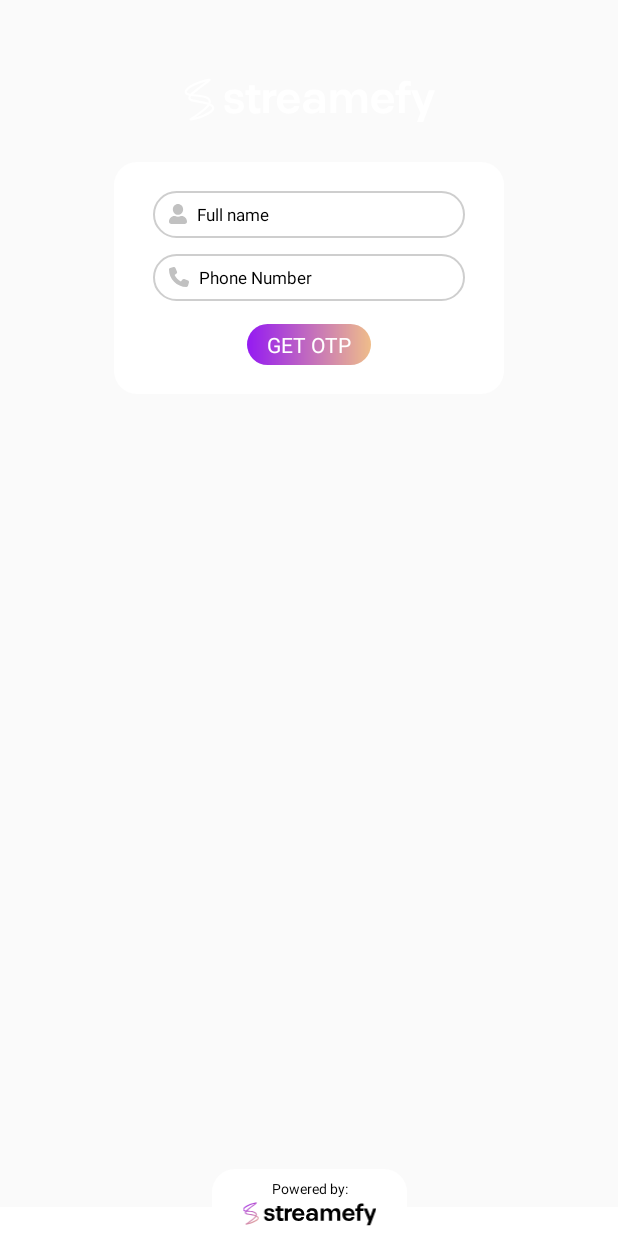
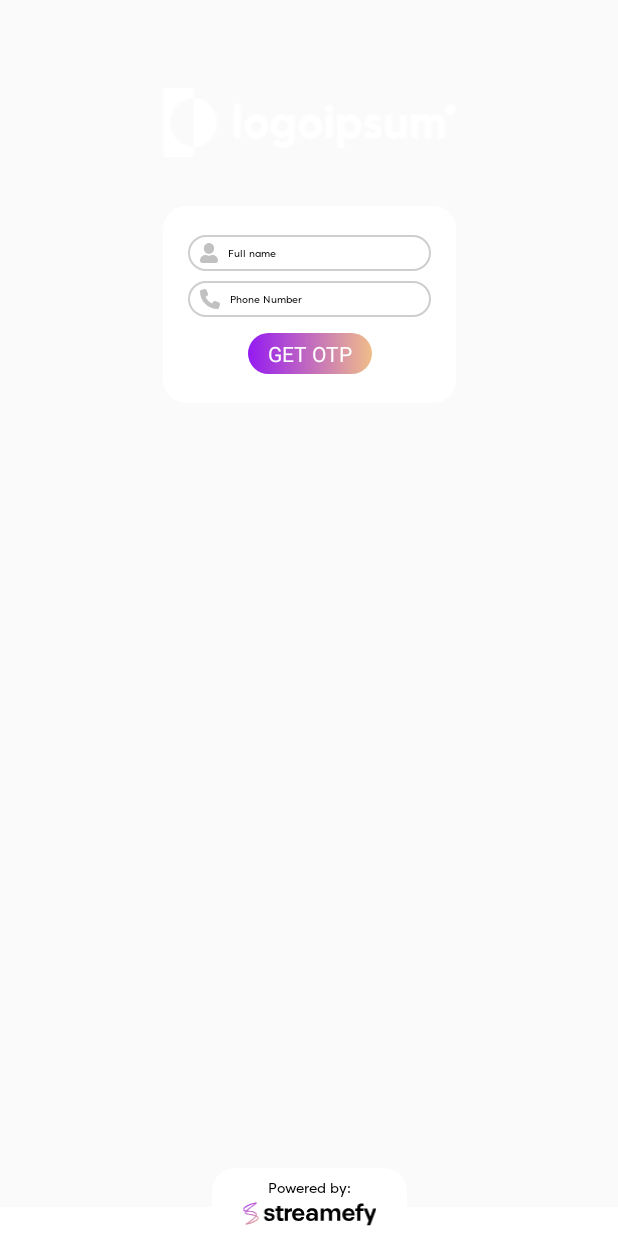
Before and after one commit to mobileexpert1/Streamefy-Android, an Android app built with Jetpack Compose: the layout fragment_login.xml on its own in the app's theme, with its tools: preview values and no code run, on a phone screen of 412 x 824 dp. Run offline under Robolectric (Android 15) with nearby library versions, the phone set to English and light mode, and no system bars.

Commit message:
login chanes

```diff
--- a/app/src/main/java/com/streamefy/component/ui/home/adapter/CustomIndicator.kt
+++ b/app/src/main/java/com/streamefy/component/ui/home/adapter/CustomIndicator.kt
@@ -54,14 +54,12 @@ class CustomIndicator(context: Context, attrs: AttributeSet) : LinearLayout(cont
             } else {
                 resources.getDimensionPixelSize(R.dimen.indicator_size_unselected)
             }
-
             dot.background = if (i == selectedPosition) selectedDrawable else unselectedDrawable
             val layoutParams = dot.layoutParams as LayoutParams
             layoutParams.width = size
             layoutParams.height = size
             layoutParams.gravity=Gravity.CENTER
             dot.layoutParams = layoutParams
-
         }
     }
 }
--- a/app/src/main/java/com/streamefy/component/ui/splash/SplashScreen.kt
+++ b/app/src/main/java/com/streamefy/component/ui/splash/SplashScreen.kt
@@ -27,7 +27,7 @@ class SplashScreen : BaseFragment<FragmentSplashScreenBinding>() {
         super.onViewCreated(view, savedInstanceState)
         isLogin = SharedPref.getBoolean(Constants.isLogin)
         lifecycleScope.launch {
-            delay(500)
+            delay(2000)
             navigateToHome()
         }
 
--- a/app/src/main/res/drawable/bg_round_stroke_gray.xml
+++ b/app/src/main/res/drawable/bg_round_stroke_gray.xml
@@ -2,5 +2,5 @@
 <shape xmlns:android="http://schemas.android.com/apk/res/android">
     <solid android:color="#FFFFFF"/>
     <stroke android:width="1dp" android:color="#CECECE" />
-    <corners android:radius="15dp"/>
+    <corners android:radius="@dimen/_20sdp"/>
 </shape>
--- a/app/src/main/res/layout/fragment_login.xml
+++ b/app/src/main/res/layout/fragment_login.xml
@@ -12,22 +12,22 @@
 
         <ImageView
             android:id="@+id/imageView"
-            android:layout_width="wrap_content"
+            android:layout_width="@dimen/_150sdp"
             android:layout_height="wrap_content"
             android:layout_marginTop="@dimen/_40sdp"
-            android:src="@drawable/ic_logo"
-            app:layout_constraintEnd_toEndOf="parent"
-            app:layout_constraintStart_toStartOf="parent"
+            android:src="@drawable/app_logo"
+            app:layout_constraintEnd_toEndOf="@+id/constraintLayout"
+            app:layout_constraintStart_toStartOf="@+id/constraintLayout"
             app:layout_constraintTop_toTopOf="parent"
             app:tint="@color/white" />
 
         <androidx.constraintlayout.widget.ConstraintLayout
             android:id="@+id/constraintLayout"
-            android:layout_width="@dimen/_200sdp"
+            android:layout_width="@dimen/_150sdp"
             android:layout_height="wrap_content"
             android:layout_marginTop="@dimen/_20sdp"
             android:background="@drawable/bg_round_corners"
-            android:paddingHorizontal="@dimen/_20sdp"
+            android:paddingHorizontal="@dimen/_13sdp"
             android:paddingVertical="@dimen/_15sdp"
             app:layout_constraintEnd_toEndOf="parent"
             app:layout_constraintStart_toStartOf="parent"
@@ -35,37 +35,40 @@
 
             <EditText
                 android:id="@+id/etFullname"
+                style="@style/filson_14_whiteTV"
                 android:layout_width="match_parent"
                 android:layout_height="wrap_content"
                 android:background="@drawable/bg_round_stroke_gray"
                 android:drawableStart="@drawable/ic_person"
                 android:drawablePadding="@dimen/_5sdp"
                 android:hint="@string/full_name"
+                android:maxLength="25"
+                android:maxLines="1"
                 android:inputType="textPersonName"
-                android:paddingHorizontal="@dimen/_8sdp"
-                android:paddingVertical="@dimen/_6sdp"
+                android:paddingHorizontal="@dimen/_6sdp"
+                android:paddingVertical="@dimen/_4sdp"
+                android:textColorHint="@color/black"
                 android:textColor="@color/black"
-                android:textColorHint="@color/black"
-                android:textSize="11sp"
                 app:layout_constraintEnd_toEndOf="parent"
                 app:layout_constraintStart_toStartOf="parent"
                 app:layout_constraintTop_toTopOf="parent" />
 
             <EditText
                 android:id="@+id/etPhoneNumber"
+                style="@style/filson_14_whiteTV"
                 android:layout_width="match_parent"
-                android:layout_height="wrap_content"
-                android:layout_marginTop="@dimen/_8sdp"
+                android:maxLength="15"
+                android:maxLines="1"
+                android:layout_marginTop="@dimen/_5sdp"
                 android:background="@drawable/bg_round_stroke_gray"
                 android:drawableStart="@drawable/ic_phone"
                 android:drawablePadding="@dimen/_5sdp"
                 android:hint="@string/phone_number"
                 android:inputType="phone"
-                android:paddingHorizontal="@dimen/_8sdp"
-                android:paddingVertical="@dimen/_6sdp"
+                android:paddingHorizontal="@dimen/_6sdp"
+                android:paddingVertical="@dimen/_4sdp"
+                android:textColorHint="@color/black"
                 android:textColor="@color/black"
-                android:textColorHint="@color/black"
-                android:textSize="11sp"
                 app:layout_constraintEnd_toEndOf="parent"
                 app:layout_constraintStart_toStartOf="parent"
                 app:layout_constraintTop_toBottomOf="@+id/etFullname" />
@@ -74,7 +77,7 @@
                 android:id="@+id/tvGetOtp"
                 android:layout_width="wrap_content"
                 android:layout_height="wrap_content"
-                android:layout_marginTop="@dimen/_12sdp"
+                android:layout_marginTop="@dimen/_8sdp"
                 android:background="@drawable/bg_round_gradient_purple_orange"
                 android:paddingHorizontal="@dimen/_10sdp"
                 android:paddingVertical="@dimen/_3sdp"
@@ -109,8 +112,7 @@
 
             <TextView
                 android:id="@+id/textView"
-                android:layout_width="wrap_content"
-                android:layout_height="wrap_content"
+                style="@style/filson_14_whiteTV"
                 android:paddingBottom="@dimen/_2sdp"
                 android:text="@string/powered_by"
                 android:textColor="@color/black"
--- a/app/src/main/res/values/colors.xml
+++ b/app/src/main/res/values/colors.xml
@@ -12,5 +12,5 @@
     <color name="semi_white">#0F0F0F</color>
     <color name="purple">#941AF2</color>
     <color name="semi_transparent">#633D3D3D</color>
-    <color name="light_gray">#EFEBEB</color>
+    <color name="light_gray">#749F9F9F</color>
 </resources>
```
Also changed, not shown: app/src/main/res/layout/fragment_otp.xml (+11 -13 lines), app/src/main/res/layout/fragment_pin_authentication.xml (+28 -26 lines), app/src/main/res/values/styles.xml (+8 -0 lines).
